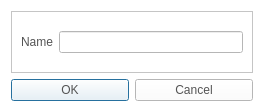
The window that CaX/dialog/inputnamedialog.ui (fsest4u/CaX_03) describes before a commit, drawn with Qt 5.
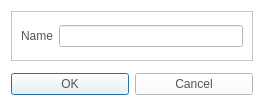
The same window after the commit. Icons and pictures are not drawn.

Patch:
```diff
--- a/CaX/dialog/inputnamedialog.ui
+++ b/CaX/dialog/inputnamedialog.ui
@@ -59,6 +59,12 @@
    </item>
    <item row="1" column="0">
     <widget class="QDialogButtonBox" name="buttonBox">
+     <property name="minimumSize">
+      <size>
+       <width>0</width>
+       <height>34</height>
+      </size>
+     </property>
      <property name="styleSheet">
       <string notr="true">QPushButton
 {
```
